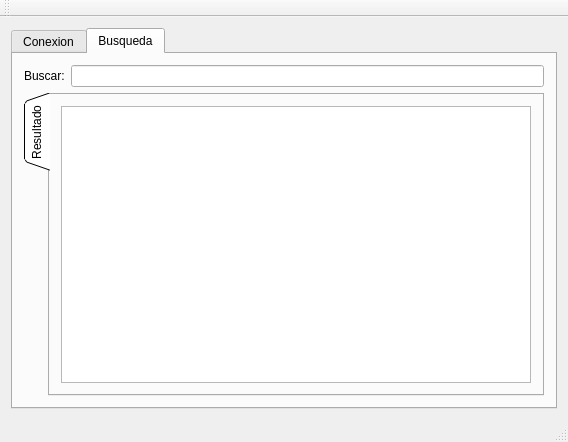
Qt form mainwindow.ui (Nsm/lares) before a commit.
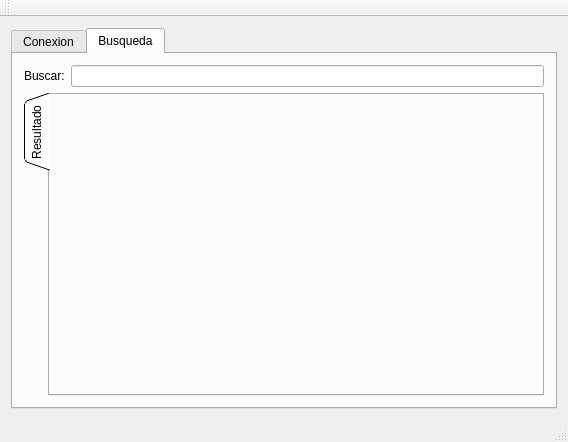
The same form after that commit.

```diff
--- a/mainwindow.ui
+++ b/mainwindow.ui
@@ -77,11 +77,7 @@
              <attribute name="title">
               <string>Resultado</string>
              </attribute>
-             <layout class="QGridLayout" name="gridLayout_3">
-              <item row="0" column="0">
-               <widget class="QListWidget" name="lwSearchResult"/>
-              </item>
-             </layout>
+             <layout class="QGridLayout" name="gridLayout_3"/>
             </widget>
            </widget>
           </item>
```
Left out of the diff: 2 changed lines with no effect on the pictures.
